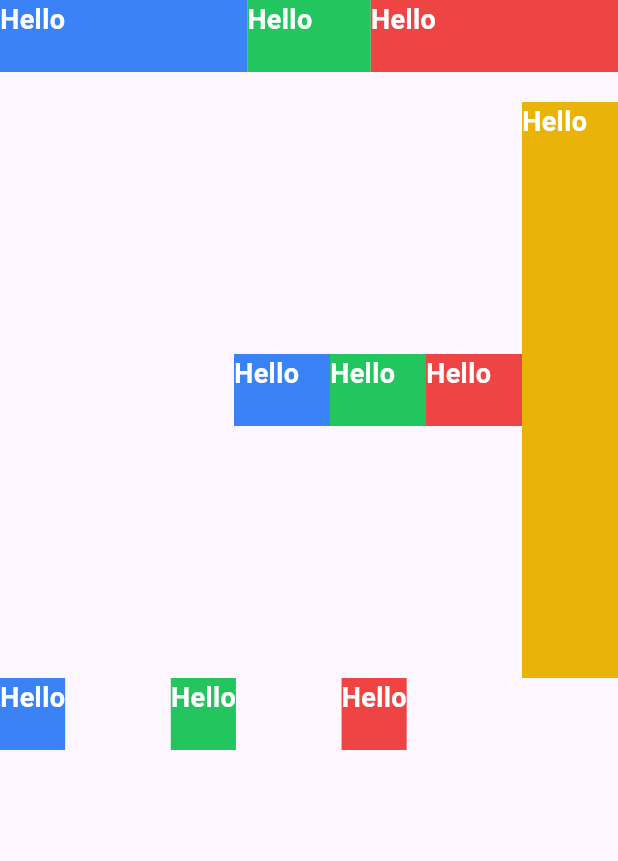
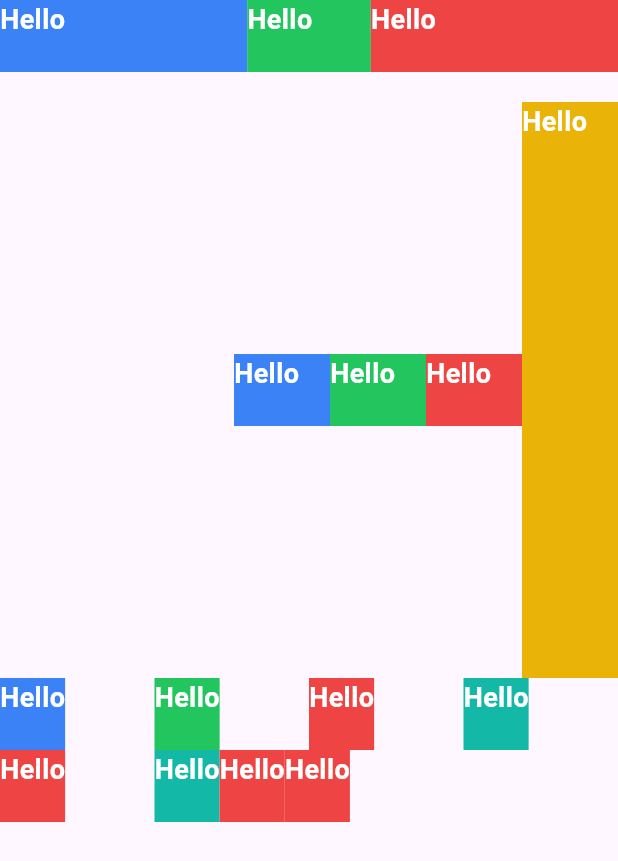
Before and after one commit to MRGRAVITY817/flutterwind, a Flutter app: the screen it shows after launch, on a phone screen of 412 x 824 dp. Shown: the top 861 px of the screen. Run offline on Flutter 3.47's test engine with Material 3 defaults, Android fonts, the phone set to English and light mode, and no system bars; drawn by our look-alikes of flutter_layout_grid.

Commit message:
feat: add subgrid support to parse_grid_cols

```diff
--- a/example/lib/main.dart
+++ b/example/lib/main.dart
@@ -117,6 +117,46 @@ class MyHomePage extends StatelessWidget {
                     text: "Hello",
                   ),
                 ),
+                FwContainer(
+                  style: "h-12 bg-teal-500",
+                  child: FwText(
+                    style: "text-lg text-white font-bold",
+                    text: "Hello",
+                  ),
+                ),
+                FwContainer(
+                  style: "h-12 bg-red-500",
+                  child: FwText(
+                    style: "text-lg text-white font-bold",
+                    text: "Hello",
+                  ),
+                ),
+                FwGrid(
+                  style: "grid-cols-subgrid",
+                  children: [
+                    FwContainer(
+                      style: "h-12 bg-teal-500",
+                      child: FwText(
+                        style: "text-lg text-white font-bold",
+                        text: "Hello",
+                      ),
+                    ),
+                    FwContainer(
+                      style: "h-12 bg-red-500",
+                      child: FwText(
+                        style: "text-lg text-white font-bold",
+                        text: "Hello",
+                      ),
+                    ),
+                    FwContainer(
+                      style: "h-12 bg-red-500",
+                      child: FwText(
+                        style: "text-lg text-white font-bold",
+                        text: "Hello",
+                      ),
+                    ),
+                  ],
+                )
               ],
             ),
           ],
--- /dev/null
+++ b/lib/src/parse_style/flexbox_grid/parse_grid_cols_subgrid.dart
@@ -0,0 +1,13 @@
+import 'package:flutterwind/src/parse_style/utils/match_one_class.dart';
+
+Map<String, bool> parseGridColsSubgrid(List<String> classes) {
+  return matchOneClassMap(
+    classes: classes,
+    classMap: gridColsSubgridMap,
+    mapKey: "subgrid",
+  );
+}
+
+Map<String, bool> gridColsSubgridMap = {
+  "grid-cols-subgrid": true,
+};
--- a/lib/src/parse_style/parse_style.dart
+++ b/lib/src/parse_style/parse_style.dart
@@ -3,6 +3,7 @@ import 'package:flutterwind/src/parse_style/flexbox_grid/parse_align_items.dart'
 import 'package:flutterwind/src/parse_style/flexbox_grid/parse_align_self.dart';
 import 'package:flutterwind/src/parse_style/flexbox_grid/parse_flex.dart';
 import 'package:flutterwind/src/parse_style/flexbox_grid/parse_flex_direction.dart';
+import 'package:flutterwind/src/parse_style/flexbox_grid/parse_grid_cols_subgrid.dart';
 import 'package:flutterwind/src/parse_style/flexbox_grid/parse_grid_template_columns.dart';
 import 'package:flutterwind/src/parse_style/flexbox_grid/parse_justify_content.dart';
 import 'package:flutterwind/src/parse_style/parse_color.dart';
@@ -68,6 +69,7 @@ Map<String, dynamic> parseStyle(String style, Size size) {
     ...parseAlignItems(classes),
     ...parseAlignSelf(classes),
     ...parseGridTemplateColumns(classes),
+    ...parseGridColsSubgrid(classes),
     // Typography
     ...parseFontSize(classes),
     ...parseFontWeight(classes),
--- a/lib/src/widgets/fw_grid.dart
+++ b/lib/src/widgets/fw_grid.dart
@@ -16,9 +16,16 @@ class FwGrid extends StatelessWidget {
   Widget build(BuildContext context) {
     final fwStyle = FwGridStyle.from(style ?? "", context);
 
+    // Get parent grid's column count
+    final LayoutGrid? parentGrid =
+        context.findAncestorWidgetOfExactType<LayoutGrid>();
+
+    // If parent grid is found, use its column count
+    final int columns = parentGrid?.columnSizes.length ?? fwStyle.columns ?? 1;
+
     return LayoutGrid(
       columnSizes: [
-        for (int i = 0; i < fwStyle.columns!; i++) auto,
+        for (int i = 0; i < columns; i++) auto,
       ],
       rowSizes: [
         for (int i = 0; i < children.length; i++) auto,
@@ -33,12 +40,14 @@ class FwGridStyle {
   final double? spacing;
   final double? runSpacing;
   final CrossAxisAlignment? alignSelf;
+  final bool isSubgrid;
 
   const FwGridStyle({
     this.columns,
     this.spacing,
     this.runSpacing,
     this.alignSelf,
+    this.isSubgrid = false,
   });
 
   factory FwGridStyle.from(String style, BuildContext context) {
@@ -49,6 +58,7 @@ class FwGridStyle {
       spacing: styleMap["gap"],
       runSpacing: styleMap["row-gap"],
       alignSelf: styleMap["align-self"],
+      isSubgrid: styleMap["subgrid"] ?? false,
     );
   }
 }
```
Also changed, not shown: 2 other files.
